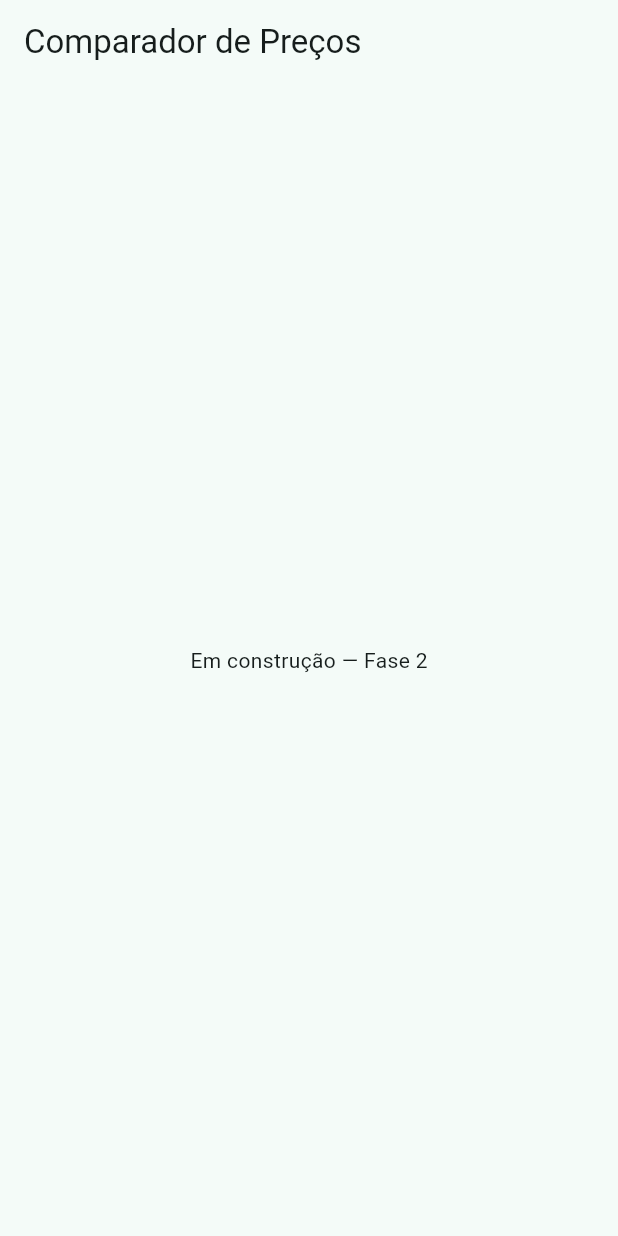
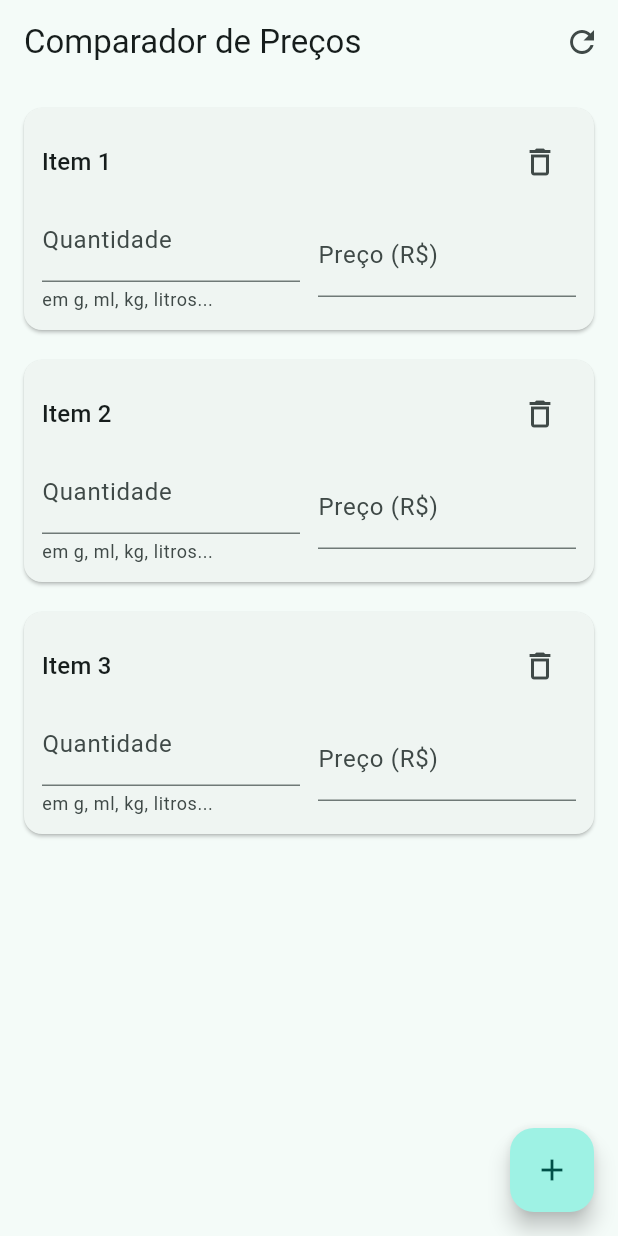
Before and after one commit to renatossa/comparador, a Flutter app: the screen it shows after launch, on a phone screen of 412 x 824 dp. Run offline on Flutter 3.47's test engine with Material 3 defaults, Android fonts, the phone set to English and light mode, and no system bars; our stand-ins replace shared_preferences.

Commit message:
Implementar MVP (Fase 2): domínio, persistência e UI de comparação
- ADR 0004 aceito: persistência via shared_preferences
- Item + ComparacaoModel implementam RN01-RN10, com testes unitários
  (test/models/)
- StorageService persiste a comparação a cada mutação e carrega ao abrir
  o app (RN08), com testes (test/services/)
- ComparacaoScreen + ItemCard: formulário de comparação, destaque
  melhor/pior reforçado com ícone+texto, remover/adicionar/limpar,
  bloqueio de valor negativo no input (RN10), tema claro/escuro
- Label de quantidade esclarece que é uma medida (g, ml, kg, litros),
  não uma contagem de itens — ajuste registrado em
  specs/02-features/comparar-precos.md
- Testes de widget cobrindo os cenários de comparar-precos.md e
  remover-item.md (test/screens/)
- 04-migration-plan.md: Fase 2 marcada como concluída, exceto
  verificação manual em dispositivo/emulador Android (SDK pendente)

Co-Authored-By: Claude Sonnet 5 <noreply@anthropic.com>

```diff
--- a/lib/main.dart
+++ b/lib/main.dart
@@ -4,20 +4,33 @@ import 'package:provider/provider.dart';
 import 'models/comparacao_model.dart';
 import 'screens/comparacao_screen.dart';
 
-void main() {
-  runApp(const ComparadorApp());
+Future<void> main() async {
+  WidgetsFlutterBinding.ensureInitialized();
+
+  final comparacaoModel = ComparacaoModel();
+  await comparacaoModel.carregar();
+
+  runApp(ComparadorApp(comparacaoModel: comparacaoModel));
 }
 
 class ComparadorApp extends StatelessWidget {
-  const ComparadorApp({super.key});
+  const ComparadorApp({super.key, required this.comparacaoModel});
+
+  final ComparacaoModel comparacaoModel;
 
   @override
   Widget build(BuildContext context) {
-    return ChangeNotifierProvider(
-      create: (_) => ComparacaoModel(),
+    return ChangeNotifierProvider.value(
+      value: comparacaoModel,
       child: MaterialApp(
         title: 'Comparador de Preços',
         theme: ThemeData(colorSchemeSeed: Colors.teal, useMaterial3: true),
+        darkTheme: ThemeData(
+          colorSchemeSeed: Colors.teal,
+          brightness: Brightness.dark,
+          useMaterial3: true,
+        ),
+        themeMode: ThemeMode.system,
         home: const ComparacaoScreen(),
       ),
     );
--- a/lib/models/comparacao_model.dart
+++ b/lib/models/comparacao_model.dart
@@ -1,7 +1,92 @@
+import 'dart:async';
+
 import 'package:flutter/foundation.dart';
 
+import '../services/storage_service.dart';
 import 'item.dart';
 
 class ComparacaoModel extends ChangeNotifier {
+  ComparacaoModel({StorageService? storageService})
+    : _storage = storageService ?? StorageService() {
+    _resetarParaEstadoInicial();
+  }
+
+  final StorageService _storage;
   final List<Item> itens = [];
+
+  /// Carrega os itens persistidos (RN08). Se não houver nada salvo, mantém o
+  /// estado inicial (RN05).
+  Future<void> carregar() async {
+    final salvos = await _storage.carregar();
+    if (salvos.isEmpty) return;
+
+    itens
+      ..clear()
+      ..addAll(salvos);
+    _recalcularDestaques(persistir: false);
+  }
+
+  void _resetarParaEstadoInicial() {
+    itens
+      ..clear()
+      ..addAll(List.generate(3, (_) => Item()));
+  }
+
+  void adicionarItem() {
+    itens.add(Item());
+    _recalcularDestaques();
+  }
+
+  void removerItem(int index) {
+    itens.removeAt(index);
+    _recalcularDestaques();
+  }
+
+  void limpar() {
+    _resetarParaEstadoInicial();
+    _recalcularDestaques();
+  }
+
+  bool atualizarQuantidade(int index, double? valor) {
+    if (valor != null && valor < 0) return false;
+    itens[index].quantidade = valor;
+    _recalcularDestaques();
+    return true;
+  }
+
+  bool atualizarPreco(int index, double? valor) {
+    if (valor != null && valor < 0) return false;
+    itens[index].preco = valor;
+    _recalcularDestaques();
+    return true;
+  }
+
+  void _recalcularDestaques({bool persistir = true}) {
+    final validos = itens.where((item) => item.isValido).toList();
+
+    if (validos.length < 2) {
+      for (final item in itens) {
+        item.status = ItemStatus.neutro;
+      }
+    } else {
+      final menorValor = validos
+          .map((item) => item.valorPorUnidade)
+          .reduce((a, b) => a < b ? a : b);
+
+      for (final item in itens) {
+        if (!item.isValido) {
+          item.status = ItemStatus.neutro;
+        } else if (item.valorPorUnidade == menorValor) {
+          item.status = ItemStatus.melhor;
+        } else {
+          item.status = ItemStatus.pior;
+        }
+      }
+    }
+
+    notifyListeners();
+    if (persistir) {
+      unawaited(_storage.salvar(itens));
+    }
+  }
 }
--- a/lib/models/item.dart
+++ b/lib/models/item.dart
@@ -1,4 +1,15 @@
+enum ItemStatus { neutro, melhor, pior }
+
 class Item {
   double? quantidade;
   double? preco;
+  ItemStatus status = ItemStatus.neutro;
+
+  double get valorPorUnidade => (preco ?? 0) / (quantidade ?? 0);
+
+  bool get isValido {
+    if (quantidade == null || preco == null) return false;
+    if (quantidade == 0 || preco == 0) return false;
+    return !valorPorUnidade.isNaN;
+  }
 }
--- a/lib/screens/comparacao_screen.dart
+++ b/lib/screens/comparacao_screen.dart
@@ -1,4 +1,8 @@
 import 'package:flutter/material.dart';
+import 'package:provider/provider.dart';
+
+import '../models/comparacao_model.dart';
+import '../widgets/item_card.dart';
 
 class ComparacaoScreen extends StatelessWidget {
   const ComparacaoScreen({super.key});
@@ -6,8 +10,49 @@ class ComparacaoScreen extends StatelessWidget {
   @override
   Widget build(BuildContext context) {
     return Scaffold(
-      appBar: AppBar(title: const Text('Comparador de Preços')),
-      body: const Center(child: Text('Em construção — Fase 2')),
+      appBar: AppBar(
+        title: const Text('Comparador de Preços'),
+        actions: [
+          IconButton(
+            icon: const Icon(Icons.refresh),
+            tooltip: 'Limpar',
+            onPressed: () => context.read<ComparacaoModel>().limpar(),
+          ),
+        ],
+      ),
+      body: Consumer<ComparacaoModel>(
+        builder: (context, model, _) {
+          if (model.itens.isEmpty) {
+            return const Center(child: Text('Nenhum item na comparação'));
+          }
+
+          return ListView.builder(
+            padding: const EdgeInsets.all(12),
+            itemCount: model.itens.length,
+            itemBuilder: (context, index) {
+              final item = model.itens[index];
+              return Padding(
+                padding: const EdgeInsets.only(bottom: 12),
+                child: ItemCard(
+                  key: ObjectKey(item),
+                  item: item,
+                  index: index,
+                  onQuantidadeChanged: (valor) =>
+                      model.atualizarQuantidade(index, valor),
+                  onPrecoChanged: (valor) =>
+                      model.atualizarPreco(index, valor),
+                  onRemover: () => model.removerItem(index),
+                ),
+              );
+            },
+          );
+        },
+      ),
+      floatingActionButton: FloatingActionButton(
+        onPressed: () => context.read<ComparacaoModel>().adicionarItem(),
+        tooltip: 'Adicionar item',
+        child: const Icon(Icons.add),
+      ),
     );
   }
 }
--- /dev/null
+++ b/lib/services/storage_service.dart
@@ -0,0 +1,31 @@
+import 'dart:convert';
+
+import 'package:shared_preferences/shared_preferences.dart';
+
+import '../models/item.dart';
+
+class StorageService {
+  static const _chave = 'comparacao_itens';
+
+  Future<void> salvar(List<Item> itens) async {
+    final prefs = await SharedPreferences.getInstance();
+    final lista = itens
+        .map((item) => {'quantidade': item.quantidade, 'preco': item.preco})
+        .toList();
+    await prefs.setString(_chave, jsonEncode(lista));
+  }
+
+  Future<List<Item>> carregar() async {
+    final prefs = await SharedPreferences.getInstance();
+    final bruto = prefs.getString(_chave);
+    if (bruto == null) return [];
+
+    final lista = jsonDecode(bruto) as List;
+    return lista.map((json) {
+      final map = json as Map<String, dynamic>;
+      return Item()
+        ..quantidade = (map['quantidade'] as num?)?.toDouble()
+        ..preco = (map['preco'] as num?)?.toDouble();
+    }).toList();
+  }
+}
--- /dev/null
+++ b/lib/widgets/item_card.dart
@@ -0,0 +1,155 @@
+import 'package:flutter/material.dart';
+import 'package:flutter/services.dart';
+
+import '../models/item.dart';
+
+class ItemCard extends StatefulWidget {
+  const ItemCard({
+    super.key,
+    required this.item,
+    required this.index,
+    required this.onQuantidadeChanged,
+    required this.onPrecoChanged,
+    required this.onRemover,
+  });
+
+  final Item item;
+  final int index;
+  final ValueChanged<double?> onQuantidadeChanged;
+  final ValueChanged<double?> onPrecoChanged;
+  final VoidCallback onRemover;
+
+  @override
+  State<ItemCard> createState() => _ItemCardState();
+}
+
+class _ItemCardState extends State<ItemCard> {
+  late final TextEditingController _quantidadeController;
+  late final TextEditingController _precoController;
+
+  static final _apenasNumeros = FilteringTextInputFormatter.allow(
+    RegExp(r'[0-9.]'),
+  );
+
+  @override
+  void initState() {
+    super.initState();
+    _quantidadeController = TextEditingController(
+      text: widget.item.quantidade?.toString() ?? '',
+    );
+    _precoController = TextEditingController(
+      text: widget.item.preco?.toString() ?? '',
+    );
+  }
+
+  @override
+  void dispose() {
+    _quantidadeController.dispose();
+    _precoController.dispose();
+    super.dispose();
+  }
+
+  @override
+  Widget build(BuildContext context) {
+    final item = widget.item;
+    final corDestaque = switch (item.status) {
+      ItemStatus.melhor => Colors.green,
+      ItemStatus.pior => Colors.red,
+      ItemStatus.neutro => null,
+    };
+
+    return Card(
+      color: corDestaque?.withValues(alpha: 0.12),
+      child: Padding(
+        padding: const EdgeInsets.all(12),
+        child: Column(
+          crossAxisAlignment: CrossAxisAlignment.start,
+          children: [
+            Row(
+              children: [
+                Expanded(
+                  child: Text(
+                    'Item ${widget.index + 1}',
+                    style: Theme.of(context).textTheme.titleMedium,
+                  ),
+                ),
+                if (item.status != ItemStatus.neutro) ...[
+                  _DestaqueBadge(status: item.status),
+                  const SizedBox(width: 4),
+                ],
+                IconButton(
+                  icon: const Icon(Icons.delete_outline),
+                  tooltip: 'Remover item',
+                  onPressed: widget.onRemover,
+                ),
+              ],
+            ),
+            Row(
+              children: [
+                Expanded(
+                  child: TextField(
+                    controller: _quantidadeController,
+                    keyboardType: const TextInputType.numberWithOptions(
+                      decimal: true,
+                    ),
+                    inputFormatters: [_apenasNumeros],
+                    decoration: const InputDecoration(
+                      labelText: 'Quantidade',
+                      helperText: 'em g, ml, kg, litros...',
+                    ),
+                    onChanged: (texto) =>
+                        widget.onQuantidadeChanged(double.tryParse(texto)),
+                  ),
+                ),
+                const SizedBox(width: 12),
+                Expanded(
+                  child: TextField(
+                    controller: _precoController,
+                    keyboardType: const TextInputType.numberWithOptions(
+                      decimal: true,
+                    ),
+                    inputFormatters: [_apenasNumeros],
+                    decoration: const InputDecoration(labelText: 'Preço (R\$)'),
+                    onChanged: (texto) =>
+                        widget.onPrecoChanged(double.tryParse(texto)),
+                  ),
+                ),
+              ],
+            ),
+            if (item.isValido) ...[
+              const SizedBox(height: 8),
+              Text(
+                'R\$ ${item.valorPorUnidade.toStringAsFixed(4)} / unidade',
+                style: Theme.of(context).textTheme.bodyMedium,
+              ),
+            ],
+          ],
+        ),
+      ),
+    );
+  }
+}
+
+class _DestaqueBadge extends StatelessWidget {
+  const _DestaqueBadge({required this.status});
+
+  final ItemStatus status;
+
+  @override
+  Widget build(BuildContext context) {
+    final melhor = status == ItemStatus.melhor;
+    final cor = melhor ? Colors.green : Colors.red;
+
+    return Chip(
+      avatar: Icon(
+        melhor ? Icons.thumb_up : Icons.thumb_down,
+        size: 16,
+        color: Colors.white,
+      ),
+      label: Text(melhor ? 'Melhor opção' : 'Pior opção'),
+      backgroundColor: cor,
+      labelStyle: const TextStyle(color: Colors.white),
+      visualDensity: VisualDensity.compact,
+    );
+  }
+}
--- a/pubspec.yaml
+++ b/pubspec.yaml
@@ -35,6 +35,7 @@ dependencies:
   # Use with the CupertinoIcons class for iOS style icons.
   cupertino_icons: ^1.0.8
   provider: ^6.1.5+1
+  shared_preferences: ^2.5.5
 
 dev_dependencies:
   flutter_test:
```
Also changed, not shown: pubspec.lock, 7 other files.
